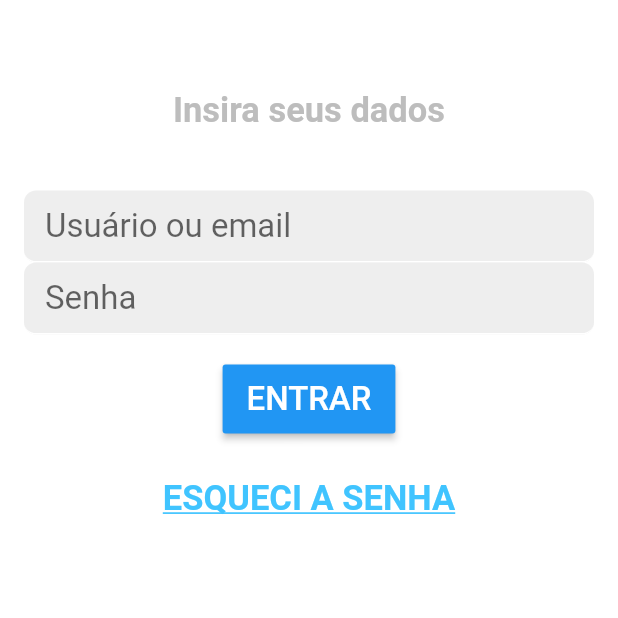
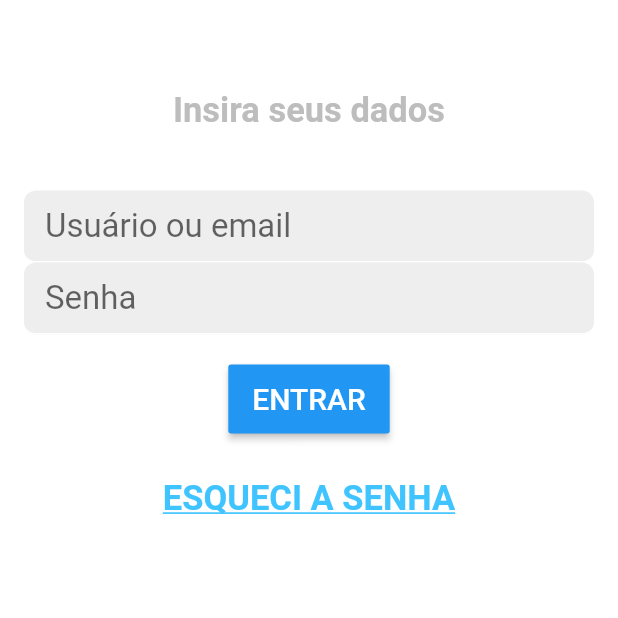
Before and after one commit to DevTiqo/DuolingoUI, a Flutter app: the LoginPage screen opened directly, on a phone screen of 412 x 824 dp, the top half of it. Run offline on Flutter 3.47's test engine with Material 2 defaults, Android fonts, the phone set to English and light mode, and no system bars; our stand-ins replace shared_preferences; accounts and stored records are empty.

Commit message:
New updates

```diff
--- a/lib/src/components/button.dart
+++ b/lib/src/components/button.dart
@@ -31,7 +31,7 @@ class Button extends StatelessWidget {
                   text!,
                   style: TextStyle(
                     color: Colors.white,
-                    fontSize: 22,
+                    fontSize: 20,
                   ),
                 ),
         ),
--- a/lib/src/sql/prefs.dart
+++ b/lib/src/sql/prefs.dart
@@ -2,7 +2,6 @@ import 'dart:async';
 import 'package:shared_preferences/shared_preferences.dart';
 
 class Prefs {
-
   static Future<bool> getBool(String key) async {
     final SharedPreferences prefs = await SharedPreferences.getInstance();
 
@@ -39,3 +38,5 @@ class Prefs {
     await prefs.setString(key, s);
   }
 }
+
+//Change SQL to HIVE DB
```
